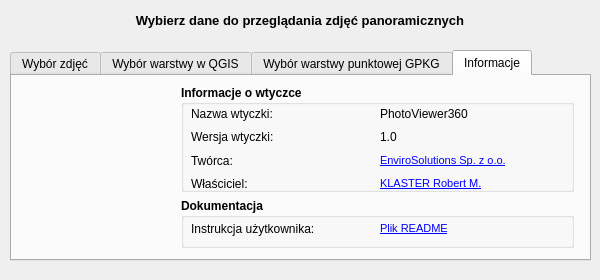
wojkol1/PhotoViewer360, file gui/first_window_geo360_base.ui: the form before one commit.
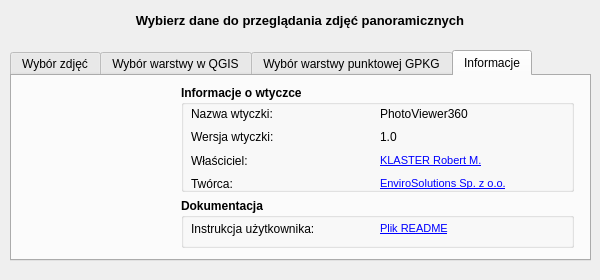
The form after the commit. The open tabs and pages were chosen to show the change. Icons and pictures are not drawn. Custom widgets are drawn as their Qt base class.

```diff
--- a/gui/first_window_geo360_base.ui
+++ b/gui/first_window_geo360_base.ui
@@ -112,7 +112,7 @@
     <enum>Qt::TabFocus</enum>
    </property>
    <property name="currentIndex">
-    <number>3</number>
+    <number>0</number>
    </property>
    <widget class="QWidget" name="tab2">
     <property name="enabled">
@@ -417,48 +417,6 @@
           </rect>
          </property>
          <layout class="QGridLayout" name="gridLayout">
-          <item row="3" column="0">
-           <widget class="QLabel" name="label_4">
-            <property name="font">
-             <font>
-              <weight>50</weight>
-              <bold>false</bold>
-             </font>
-            </property>
-            <property name="text">
-             <string>Właściciel:</string>
-            </property>
-            <property name="alignment">
-             <set>Qt::AlignLeading|Qt::AlignLeft|Qt::AlignVCenter</set>
-            </property>
-           </widget>
-          </item>
-          <item row="2" column="1">
-           <widget class="QLabel" name="lbl_copyrights_2">
-            <property name="font">
-             <font>
-              <pointsize>8</pointsize>
-              <weight>50</weight>
-              <bold>false</bold>
-             </font>
-            </property>
-            <property name="text">
-             <string>&lt;html&gt;&lt;head/&gt;&lt;body&gt;&lt;p&gt;&lt;a href=&quot;http://www.envirosolutions.pl/&quot;&gt;&lt;span style=&quot; text-decoration: underline; color:#0000ff;&quot;&gt;EnviroSolutions Sp. z o.o.&lt;/span&gt;&lt;/a&gt;&lt;/p&gt;&lt;/body&gt;&lt;/html&gt;</string>
-            </property>
-            <property name="textFormat">
-             <enum>Qt::RichText</enum>
-            </property>
-            <property name="alignment">
-             <set>Qt::AlignLeading|Qt::AlignLeft|Qt::AlignVCenter</set>
-            </property>
-            <property name="openExternalLinks">
-             <bool>true</bool>
-            </property>
-            <property name="textInteractionFlags">
-             <set>Qt::TextBrowserInteraction</set>
-            </property>
-           </widget>
-          </item>
           <item row="1" column="0">
            <widget class="QLabel" name="label_6">
             <property name="font">
@@ -475,6 +433,22 @@
             </property>
            </widget>
           </item>
+          <item row="1" column="1">
+           <widget class="QLabel" name="label_8">
+            <property name="font">
+             <font>
+              <weight>50</weight>
+              <bold>false</bold>
+             </font>
+            </property>
+            <property name="text">
+             <string>1.0</string>
+            </property>
+            <property name="alignment">
+             <set>Qt::AlignLeading|Qt::AlignLeft|Qt::AlignVCenter</set>
+            </property>
+           </widget>
+          </item>
           <item row="0" column="0">
            <widget class="QLabel" name="label_5">
             <property name="font">
@@ -491,7 +465,33 @@
             </property>
            </widget>
           </item>
-          <item row="2" column="0">
+          <item row="3" column="1">
+           <widget class="QLabel" name="lbl_copyrights_2">
+            <property name="font">
+             <font>
+              <pointsize>8</pointsize>
+              <weight>50</weight>
+              <bold>false</bold>
+             </font>
+            </property>
+            <property name="text">
+             <string>&lt;html&gt;&lt;head/&gt;&lt;body&gt;&lt;p&gt;&lt;a href=&quot;http://www.envirosolutions.pl/&quot;&gt;&lt;span style=&quot; text-decoration: underline; color:#0000ff;&quot;&gt;EnviroSolutions Sp. z o.o.&lt;/span&gt;&lt;/a&gt;&lt;/p&gt;&lt;/body&gt;&lt;/html&gt;</string>
+            </property>
+            <property name="textFormat">
+             <enum>Qt::RichText</enum>
+            </property>
+            <property name="alignment">
+             <set>Qt::AlignLeading|Qt::AlignLeft|Qt::AlignVCenter</set>
+            </property>
+            <property name="openExternalLinks">
+             <bool>true</bool>
+            </property>
+            <property name="textInteractionFlags">
+             <set>Qt::TextBrowserInteraction</set>
+            </property>
+           </widget>
+          </item>
+          <item row="3" column="0">
            <widget class="QLabel" name="label_7">
             <property name="font">
              <font>
@@ -507,48 +507,6 @@
             </property>
            </widget>
           </item>
-          <item row="3" column="1">
-           <widget class="QLabel" name="lbl_email_3">
-            <property name="font">
-             <font>
-              <pointsize>8</pointsize>
-              <weight>50</weight>
-              <bold>false</bold>
-             </font>
-            </property>
-            <property name="text">
-             <string>&lt;html&gt;&lt;head/&gt;&lt;body&gt;&lt;p&gt;&lt;a href=&quot;https://klaster.pro&quot;&gt;&lt;span style=&quot; text-decoration: underline; color:#0000ff;&quot;&gt;KLASTER Robert M.&lt;/span&gt;&lt;/a&gt;&lt;/p&gt;&lt;/body&gt;&lt;/html&gt;</string>
-            </property>
-            <property name="textFormat">
-             <enum>Qt::RichText</enum>
-            </property>
-            <property name="alignment">
-             <set>Qt::AlignLeading|Qt::AlignLeft|Qt::AlignVCenter</set>
-            </property>
-            <property name="openExternalLinks">
-             <bool>true</bool>
-            </property>
-            <property name="textInteractionFlags">
-             <set>Qt::TextBrowserInteraction</set>
-            </property>
-           </widget>
-          </item>
-          <item row="1" column="1">
-           <widget class="QLabel" name="label_8">
-            <property name="font">
-             <font>
-              <weight>50</weight>
-              <bold>false</bold>
-             </font>
-            </property>
-            <property name="text">
-             <string>1.0</string>
-            </property>
-            <property name="alignment">
-             <set>Qt::AlignLeading|Qt::AlignLeft|Qt::AlignVCenter</set>
-            </property>
-           </widget>
-          </item>
           <item row="0" column="1">
            <widget class="QLabel" name="label_9">
             <property name="font">
@@ -565,6 +523,48 @@
             </property>
            </widget>
           </item>
+          <item row="2" column="0">
+           <widget class="QLabel" name="label_4">
+            <property name="font">
+             <font>
+              <weight>50</weight>
+              <bold>false</bold>
+             </font>
+            </property>
+            <property name="text">
+             <string>Właściciel:</string>
+            </property>
+            <property name="alignment">
+             <set>Qt::AlignLeading|Qt::AlignLeft|Qt::AlignVCenter</set>
+            </property>
+           </widget>
+          </item>
+          <item row="2" column="1">
+           <widget class="QLabel" name="lbl_email_3">
+            <property name="font">
+             <font>
+              <pointsize>8</pointsize>
+              <weight>50</weight>
+              <bold>false</bold>
+             </font>
+            </property>
+            <property name="text">
+             <string>&lt;html&gt;&lt;head/&gt;&lt;body&gt;&lt;p&gt;&lt;a href=&quot;https://klaster.pro&quot;&gt;&lt;span style=&quot; text-decoration: underline; color:#0000ff;&quot;&gt;KLASTER Robert M.&lt;/span&gt;&lt;/a&gt;&lt;/p&gt;&lt;/body&gt;&lt;/html&gt;</string>
+            </property>
+            <property name="textFormat">
+             <enum>Qt::RichText</enum>
+            </property>
+            <property name="alignment">
+             <set>Qt::AlignLeading|Qt::AlignLeft|Qt::AlignVCenter</set>
+            </property>
+            <property name="openExternalLinks">
+             <bool>true</bool>
+            </property>
+            <property name="textInteractionFlags">
+             <set>Qt::TextBrowserInteraction</set>
+            </property>
+           </widget>
+          </item>
          </layout>
         </widget>
        </widget>
```
